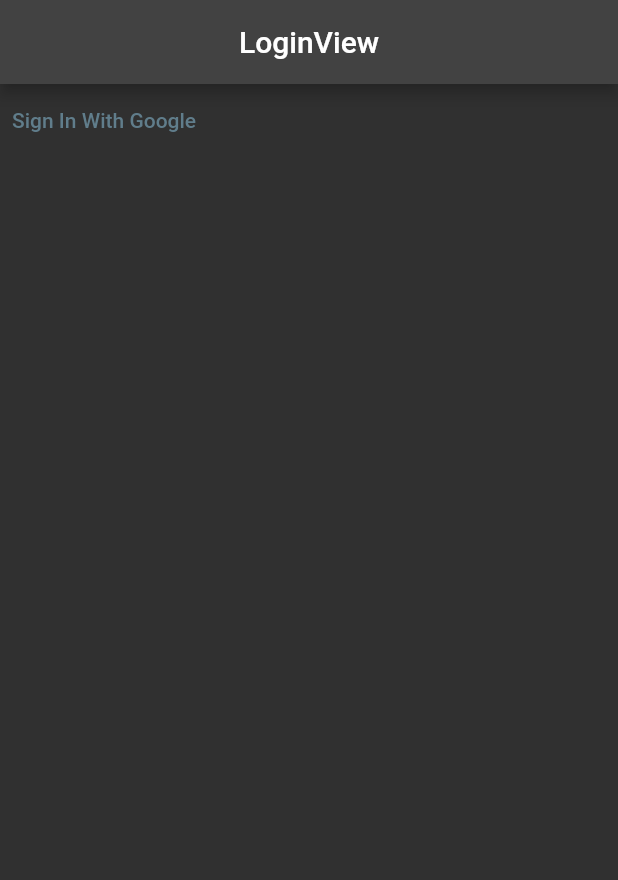
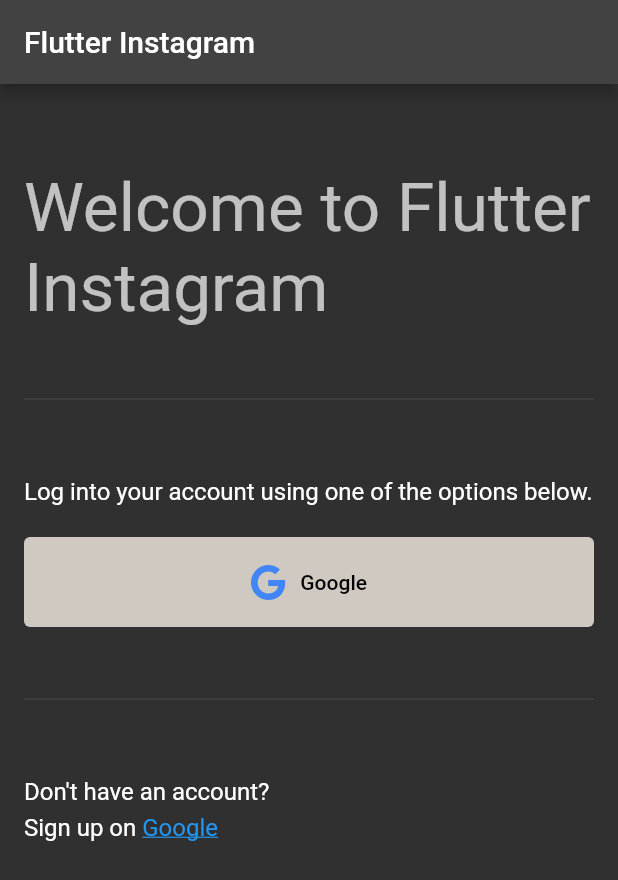
Before and after one commit to majid2851/flutter_instagram, a Flutter app: the screen it shows after launch, on a phone screen of 412 x 824 dp. Shown: the top 880 px of the screen. Run offline on Flutter 3.47's test engine with Material 2 defaults, Android fonts, the light colour scheme and no system bars; our stand-ins replace cloud_firestore, firebase_auth, firebase_core, font_awesome_flutter, google_sign_in, hooks_riverpod; accounts and stored records are empty; generated files the repository leaves out were written again.

Commit message:
LoginView is completed

```diff
--- /dev/null
+++ b/lib/extensions/string/as_html_color_to_color.dart
@@ -0,0 +1,16 @@
+
+import 'package:flutter/material.dart';
+import 'package:flutter_instagram/extensions/string/remove_all.dart';
+
+extension AsHtmlColorToColor on String
+{
+  Color htmlColorToColor() {
+    return Color(
+      int.parse(
+        removeAll(['0x','#']).padLeft(8,'ff'),
+        radix: 16,
+      )
+    );
+  }
+
+}
--- /dev/null
+++ b/lib/extensions/string/remove_all.dart
@@ -0,0 +1,9 @@
+
+extension RemoveAll on String {
+  String removeAll(Iterable<String> values) {
+    return values.fold(
+      this,
+          (result, value) => result.replaceAll(value, ''),
+    );
+  }
+}
--- a/lib/main.dart
+++ b/lib/main.dart
@@ -7,7 +7,7 @@
 import 'firebase_options.dart';
 
 import 'views/components/loading/loading_screen.dart';
-import 'widget/login_view.dart';
+import 'views/login/login_view.dart';
 import 'widget/main_view.dart';
 
 void main() async
--- /dev/null
+++ b/lib/views/components/rich_text/base_text.dart
@@ -0,0 +1,38 @@
+
+import 'package:flutter/material.dart';
+import 'package:flutter_instagram/views/components/rich_text/link_text.dart';
+
+@immutable
+class BaseText{
+  final String text;
+  final TextStyle? style;
+
+
+  const BaseText({required this.text, this.style});
+
+  factory BaseText.plain(
+    {
+      required String text,
+      TextStyle? style = const TextStyle()
+    }
+  ){
+    return BaseText(text: text,style: style);
+  }
+
+  factory BaseText.link(
+    {
+      required String text,
+      required VoidCallback onTapped,
+      TextStyle? style = const TextStyle(
+        color: Colors.blue,
+        decoration: TextDecoration.underline,
+      )
+    }
+  ){
+    return LinkText(text: text,style: style, onTapped: () {
+      onTapped();
+    });
+  }
+
+
+}
--- /dev/null
+++ b/lib/views/components/rich_text/link_text.dart
@@ -0,0 +1,15 @@
+
+import 'package:flutter/material.dart';
+import 'package:flutter_instagram/views/components/rich_text/base_text.dart';
+
+@immutable
+class LinkText extends BaseText
+{
+  final VoidCallback onTapped;
+  const LinkText({
+    required super.text,
+    required this.onTapped,
+    super.style
+  });
+
+}
--- /dev/null
+++ b/lib/views/components/rich_text/rich_text_widget.dart
@@ -0,0 +1,43 @@
+
+import 'package:flutter/gestures.dart';
+import 'package:flutter/material.dart';
+import 'package:flutter_instagram/views/components/rich_text/link_text.dart';
+
+import 'base_text.dart';
+
+class RichTextWidget extends StatelessWidget
+{
+  final Iterable<BaseText> texts;
+  final TextStyle? styleForAll;
+
+  const RichTextWidget({
+    super.key,
+    required this.texts,
+    this.styleForAll,
+  });
+
+  @override
+  Widget build(BuildContext context)
+  {
+    return RichText(
+      text: TextSpan(
+        children: texts.map((baseText)
+        {
+          if(baseText is LinkText){
+            return TextSpan(
+              text:baseText.text,
+              style: styleForAll?.merge(baseText.style),
+              recognizer: TapGestureRecognizer()
+                ..onTap = baseText.onTapped,
+            );
+          }else {
+            return TextSpan(
+              text:baseText.text,
+              style: styleForAll?.merge(baseText.style),
+            );
+          }
+        }).toList(),
+      ),
+    );
+  }
+}
--- /dev/null
+++ b/lib/views/constatns/app_colors.dart
@@ -0,0 +1,11 @@
+
+import 'package:flutter/material.dart';
+import 'package:flutter_instagram/extensions/string/as_html_color_to_color.dart';
+
+@immutable
+class AppColors {
+  static final loginButtonColor = '#cfc9c2'.htmlColorToColor();
+  static const loginButtonTextColor = Colors.black;
+  static final googleColor = '#4285F4'.htmlColorToColor();
+  const AppColors._();
+}
--- /dev/null
+++ b/lib/views/constatns/strings.dart
@@ -0,0 +1,38 @@
+import 'package:flutter/foundation.dart';
+
+@immutable
+class Strings {
+  static const appName = 'Flutter Instagram';
+  static const welcomeToAppName = 'Welcome to ${Strings.appName}';
+  static const youHaveNoPosts =
+      'You have not made a post yet. Press either the video-upload or the photo-upload buttons to the top of the screen in order to upload your first post!';
+  static const noPostsAvailable =
+      "Nobody seems to have made any posts yet. Why don't you take the first step and upload your first post?!";
+  static const enterYourSearchTerm =
+      'Enter your search term in order go get started. You can search in the description of all posts available in the system';
+  static const facebook = 'Facebook';
+  static const facebookSignupUrl = 'https://www.facebook.com/signup';
+  static const google = 'Google';
+  static const googleSignupUrl = 'https://accounts.google.com/signup';
+  static const logIntoYourAccount =
+      'Log into your account using one of the options below.';
+  static const comments = 'Comments';
+  static const writeYourCommentHere = 'Write your comment here...';
+  static const checkOutThisPost = 'Check out this post!';
+  static const postDetails = 'Post Details';
+  static const post = 'post';
+
+  static const createNewPost = 'Create New Post';
+  static const pleaseWriteYourMessageHere = 'Please write your message here';
+
+  static const noCommentsYet =
+      'Nobody has commented on this post yet. You can change that though, and be the first person who comments!';
+
+  static const enterYourSearchTermHere = 'Enter your search term here';
+
+  // login view rich text at bottom
+  static const dontHaveAnAccount = "Don't have an account?\n";
+  static const signUpOn = 'Sign up on ';
+  static const orCreateAnAccountOn = ' or create an account on ';
+  const Strings._();
+}
--- /dev/null
+++ b/lib/views/login/divider_with_margin.dart
@@ -0,0 +1,19 @@
+import 'package:flutter/material.dart';
+
+class DivierWithWidget extends StatelessWidget
+{
+  const DivierWithWidget({super.key});
+
+  @override
+  Widget build(BuildContext context)
+  {
+    return const Column(
+      children:[
+        SizedBox(height: 40.0),
+        Divider(),
+        SizedBox(height: 40.0),
+
+      ],
+    );
+  }
+}
--- /dev/null
+++ b/lib/views/login/google_button.dart
@@ -0,0 +1,31 @@
+
+import 'package:flutter/material.dart';
+import 'package:font_awesome_flutter/font_awesome_flutter.dart';
+
+import '../constatns/app_colors.dart';
+import '../constatns/strings.dart';
+
+class GoogleButton extends StatelessWidget
+{
+  const GoogleButton({super.key});
+
+  @override
+  Widget build(BuildContext context)
+  {
+    return SizedBox(
+      height: 44.0,
+      child: Row(
+        mainAxisAlignment: MainAxisAlignment.center,
+        children: [
+          FaIcon(
+            FontAwesomeIcons.google,
+            color: AppColors.googleColor,
+          ),
+          const SizedBox(width: 10.0,),
+          const Text(Strings.google),
+
+        ],
+      ),
+    );
+  }
+}
--- /dev/null
+++ b/lib/views/login/login_view.dart
@@ -0,0 +1,57 @@
+import 'package:flutter/material.dart';
+import 'package:flutter_instagram/state/auth/providers/auth_state_provider.dart';
+import 'package:flutter_instagram/views/login/divider_with_margin.dart';
+import 'package:flutter_instagram/views/login/google_button.dart';
+import 'package:flutter_instagram/views/login/login_view_signup_links.dart';
+import 'package:hooks_riverpod/hooks_riverpod.dart';
+
+import '../constatns/app_colors.dart';
+import '../constatns/strings.dart';
+
+class LoginView extends ConsumerWidget
+{
+  const LoginView({super.key});
+
+  @override
+  Widget build(BuildContext context,WidgetRef ref)
+  {
+    return Scaffold(
+      appBar: AppBar(title:Text(Strings.appName),),
+      body: Padding(
+        padding: EdgeInsets.all(16.0),
+        child: SingleChildScrollView(
+          child: Column(
+            crossAxisAlignment: CrossAxisAlignment.stretch,
+            children: [
+              SizedBox(height: 40,),
+              Text(
+                Strings.welcomeToAppName,
+                style: Theme.of(context).textTheme.displaySmall,
+              ),
+              const DivierWithWidget(),
+              Text(
+                Strings.logIntoYourAccount,
+                style: Theme.of(context)
+                  .textTheme.subtitle1?.copyWith(height: 1.5),
+              ),
+              const SizedBox(height: 20,),
+              TextButton(
+                style: TextButton.styleFrom(
+                  backgroundColor: AppColors.loginButtonColor,
+                  foregroundColor: AppColors.loginButtonTextColor,
+                ),
+                onPressed: () {
+                  ref.read(authStateProvider.notifier).loginWithGoogle();
+                },
+                child:const GoogleButton() ,
+              ),
+              const DivierWithWidget(),
+              const LoginViewSignupLinks()
+
+            ],
+          ),
+        ),
+      ),
+    );
+  }
+}
--- /dev/null
+++ b/lib/views/login/login_view_signup_links.dart
@@ -0,0 +1,36 @@
+
+import 'package:flutter/material.dart';
+import 'package:flutter_instagram/views/components/rich_text/base_text.dart';
+import 'package:flutter_instagram/views/components/rich_text/rich_text_widget.dart';
+import 'package:url_launcher/url_launcher.dart';
+
+import '../constatns/strings.dart';
+
+class LoginViewSignupLinks extends StatelessWidget
+{
+  const LoginViewSignupLinks({super.key});
+
+  @override
+  Widget build(BuildContext context)
+  {
+    return RichTextWidget(
+      styleForAll: Theme.of(context).
+      textTheme.subtitle1?.copyWith(height: 1.5),
+      texts: [
+        BaseText.plain(text:Strings.dontHaveAnAccount,),
+        BaseText.plain(text:Strings.signUpOn,),
+        BaseText.link(
+            text: Strings.google,
+            onTapped:()
+            {
+              launchUrl(
+                Uri.parse(Strings.googleSignupUrl)
+              );
+            }
+        )
+
+
+      ]
+    );
+  }
+}
--- a/lib/widget/login_view.dart
+++ /dev/null
@@ -1,25 +0,0 @@
-
-import 'package:flutter/material.dart';
-import 'package:hooks_riverpod/hooks_riverpod.dart';
-import '../state/auth/providers/auth_state_provider.dart';
-
-class LoginView extends ConsumerWidget
-{
-  @override
-  Widget build(BuildContext context,WidgetRef ref)
-  {
-    return Scaffold(
-        appBar: AppBar(
-          title: Center(child: Text('LoginView'),),
-        ),
-        body: TextButton(onPressed:() async {
-          await ref.read(authStateProvider.notifier).loginWithGoogle();
-        },
-        child: const Text(
-            'Sign In With Google'
-        )
-      ),
-    );
-  }
-
-}
```
